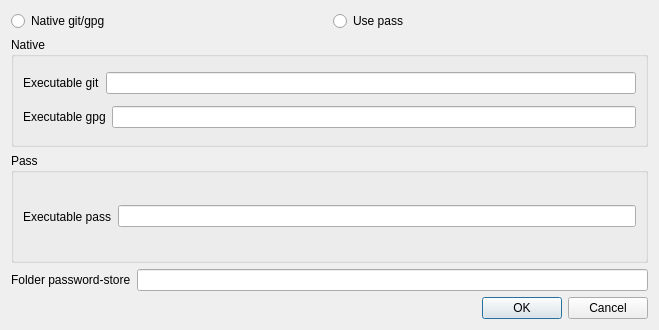
This is dialog.ui in IJHack/QtPass as Qt 5 draws it before an edit. The edited form follows.
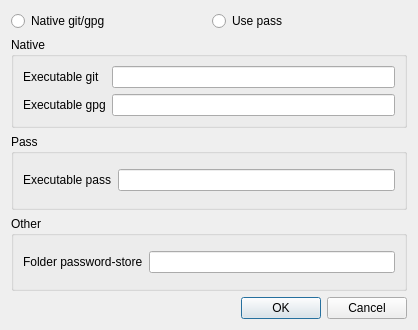
This is the edited form.

```diff
--- a/dialog.ui
+++ b/dialog.ui
@@ -6,7 +6,7 @@
    <rect>
     <x>0</x>
     <y>0</y>
-    <width>659</width>
+    <width>418</width>
     <height>330</height>
    </rect>
   </property>
@@ -37,36 +37,28 @@
      <property name="title">
       <string>Native</string>
      </property>
-     <layout class="QVBoxLayout" name="verticalLayout_2">
-      <item>
-       <layout class="QHBoxLayout" name="horizontalLayout_2">
-        <item>
+     <layout class="QGridLayout" name="gridLayout">
+      <item row="0" column="0">
          <widget class="QLabel" name="label_2">
           <property name="text">
            <string>Executable git</string>
           </property>
          </widget>
         </item>
-        <item>
+      <item row="0" column="1">
          <widget class="QLineEdit" name="gitPath"/>
         </item>
-       </layout>
-      </item>
-      <item>
-       <layout class="QHBoxLayout" name="horizontalLayout_3">
-        <item>
+      <item row="1" column="0">
          <widget class="QLabel" name="label_3">
           <property name="text">
            <string>Executable gpg</string>
           </property>
          </widget>
         </item>
-        <item>
+      <item row="1" column="1">
          <widget class="QLineEdit" name="gpgPath"/>
         </item>
        </layout>
-      </item>
-     </layout>
     </widget>
    </item>
    <item>
@@ -74,33 +66,38 @@
      <property name="title">
       <string>Pass</string>
      </property>
-     <layout class="QHBoxLayout" name="horizontalLayout">
-      <item>
+     <layout class="QGridLayout" name="gridLayout_2">
+      <item row="0" column="0">
        <widget class="QLabel" name="label">
         <property name="text">
          <string>Executable pass</string>
         </property>
        </widget>
       </item>
-      <item>
+      <item row="0" column="1">
        <widget class="QLineEdit" name="passPath"/>
       </item>
      </layout>
     </widget>
    </item>
    <item>
-    <layout class="QHBoxLayout" name="horizontalLayout_4">
-     <item>
+    <widget class="QGroupBox" name="groupBox">
+     <property name="title">
+      <string>Other</string>
+     </property>
+     <layout class="QGridLayout" name="gridLayout_3">
+      <item row="0" column="0">
       <widget class="QLabel" name="label_4">
        <property name="text">
         <string>Folder password-store</string>
        </property>
       </widget>
      </item>
-     <item>
+      <item row="0" column="1">
       <widget class="QLineEdit" name="storePath"/>
      </item>
     </layout>
+    </widget>
    </item>
    <item>
     <widget class="QDialogButtonBox" name="buttonBox">
```
Lines whose indentation alone changed are shown as unchanged.
